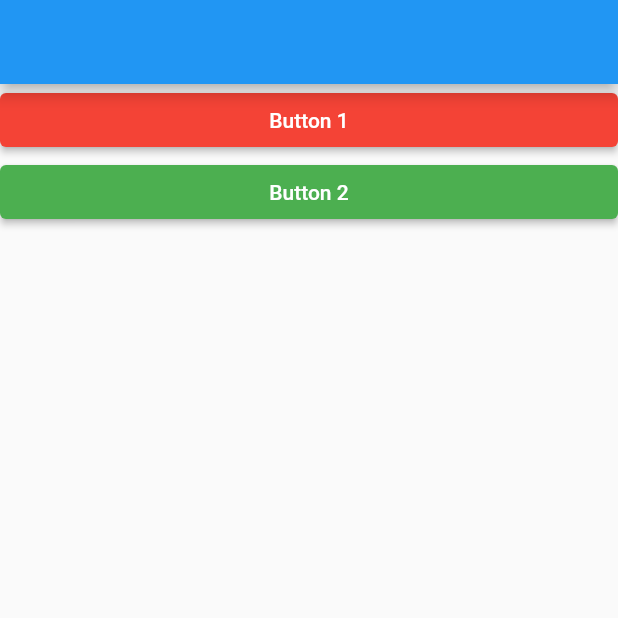
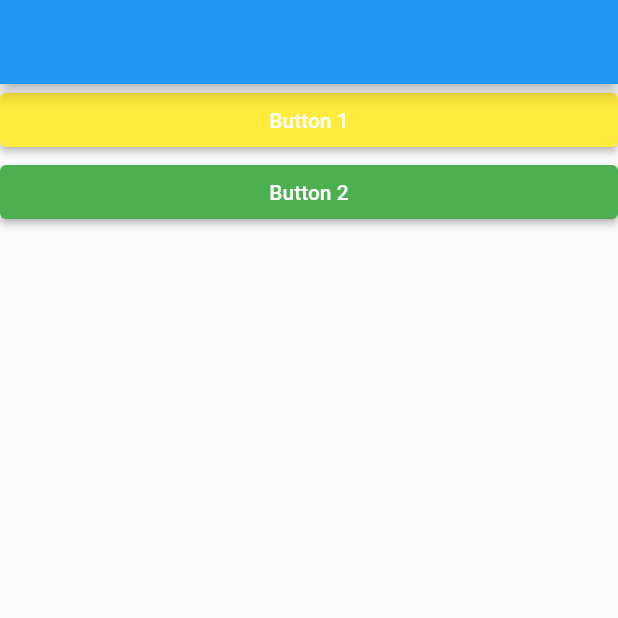
Before and after one commit to sohaibbg/interview, a Flutter app: the screen it shows after launch, on a phone screen of 412 x 824 dp, the top half of it. Run offline on Flutter 3.47's test engine with Material 2 defaults, Android fonts, the phone set to English and light mode, and no system bars.

Commit message:
button 1 color to yellow

```diff
--- a/lib/screens/home_screen.dart
+++ b/lib/screens/home_screen.dart
@@ -12,7 +12,7 @@ class HomeScreen extends StatelessWidget {
           ElevatedButton(
             onPressed: () {},
             style: const ButtonStyle(
-              backgroundColor: MaterialStatePropertyAll(Colors.red),
+              backgroundColor: MaterialStatePropertyAll(Colors.yellow),
             ),
             child: const Text("Button 1"),
           ),
```
